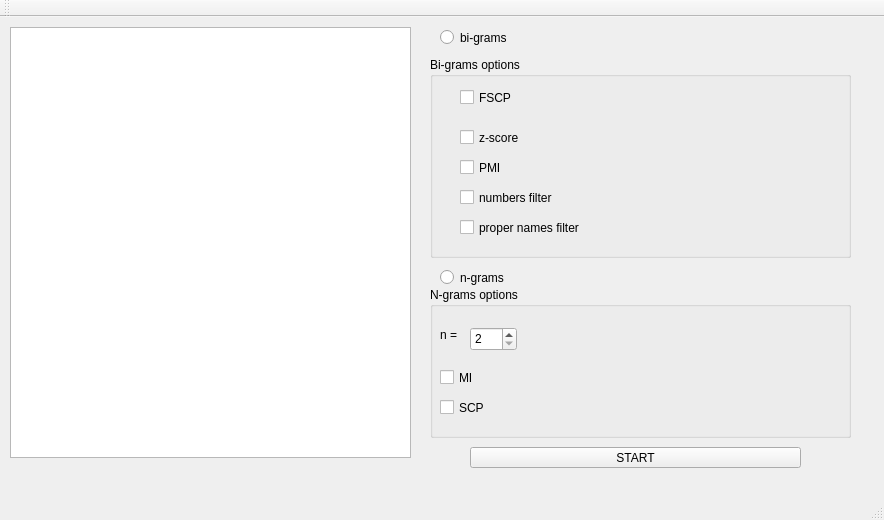
Above: mainwindow.ui from Refeel/WordsCollocations before the change. Below: the same form after it.
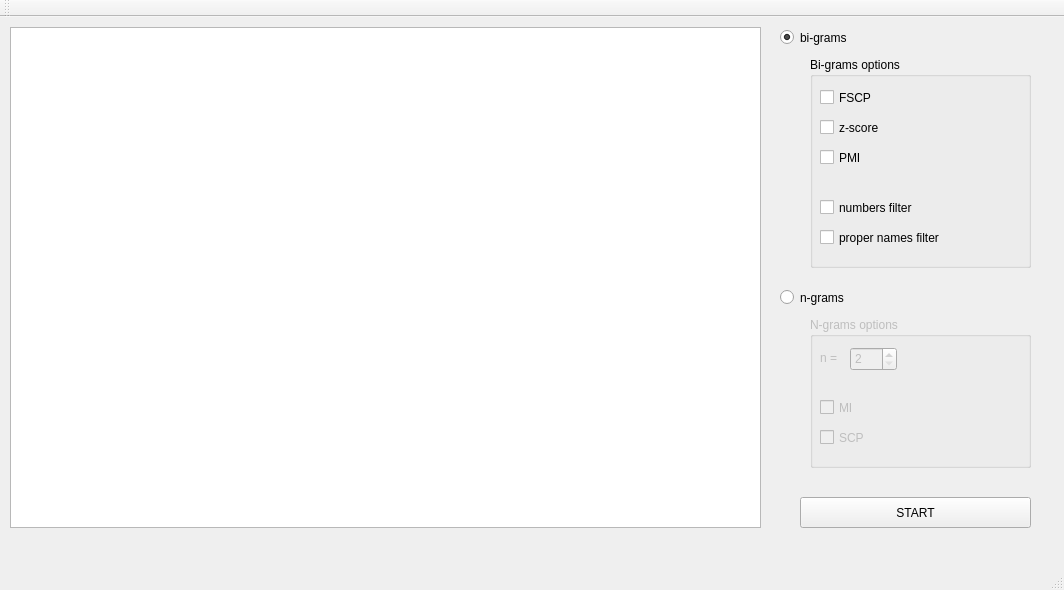
That is the form after the change.

```diff
--- a/mainwindow.ui
+++ b/mainwindow.ui
@@ -6,31 +6,21 @@
    <rect>
     <x>0</x>
     <y>0</y>
-    <width>884</width>
-    <height>520</height>
+    <width>1064</width>
+    <height>590</height>
    </rect>
   </property>
   <property name="windowTitle">
    <string>MainWindow</string>
   </property>
   <widget class="QWidget" name="centralWidget">
-   <widget class="QTableWidget" name="collTableWidget">
-    <property name="geometry">
-     <rect>
-      <x>10</x>
-      <y>10</y>
-      <width>401</width>
-      <height>431</height>
-     </rect>
-    </property>
-   </widget>
    <widget class="QGroupBox" name="bigramsGroupBox">
     <property name="geometry">
      <rect>
-      <x>430</x>
+      <x>810</x>
       <y>40</y>
-      <width>421</width>
-      <height>201</height>
+      <width>221</width>
+      <height>211</height>
      </rect>
     </property>
     <property name="title">
@@ -39,7 +29,7 @@
     <widget class="QCheckBox" name="FSCPCheckBox">
      <property name="geometry">
       <rect>
-       <x>30</x>
+       <x>10</x>
        <y>30</y>
        <width>85</width>
        <height>21</height>
@@ -52,8 +42,8 @@
     <widget class="QCheckBox" name="zscoreCheckBox">
      <property name="geometry">
       <rect>
-       <x>30</x>
-       <y>70</y>
+       <x>10</x>
+       <y>60</y>
        <width>85</width>
        <height>21</height>
       </rect>
@@ -65,8 +55,8 @@
     <widget class="QCheckBox" name="PMICheckBox">
      <property name="geometry">
       <rect>
-       <x>30</x>
-       <y>100</y>
+       <x>10</x>
+       <y>90</y>
        <width>85</width>
        <height>21</height>
       </rect>
@@ -78,8 +68,8 @@
     <widget class="QCheckBox" name="numFilterCheckBox">
      <property name="geometry">
       <rect>
-       <x>30</x>
-       <y>130</y>
+       <x>10</x>
+       <y>140</y>
        <width>111</width>
        <height>21</height>
       </rect>
@@ -91,8 +81,8 @@
     <widget class="QCheckBox" name="propNamesCheckBox">
      <property name="geometry">
       <rect>
-       <x>30</x>
-       <y>160</y>
+       <x>10</x>
+       <y>170</y>
        <width>141</width>
        <height>21</height>
       </rect>
@@ -105,7 +95,7 @@
    <widget class="QRadioButton" name="bigramsRadioButton">
     <property name="geometry">
      <rect>
-      <x>440</x>
+      <x>780</x>
       <y>10</y>
       <width>100</width>
       <height>21</height>
@@ -114,12 +104,15 @@
     <property name="text">
      <string>bi-grams</string>
     </property>
+    <property name="checked">
+     <bool>true</bool>
+    </property>
    </widget>
    <widget class="QRadioButton" name="ngramsRadioButton">
     <property name="geometry">
      <rect>
-      <x>440</x>
-      <y>250</y>
+      <x>780</x>
+      <y>270</y>
       <width>100</width>
       <height>21</height>
      </rect>
@@ -129,11 +122,14 @@
     </property>
    </widget>
    <widget class="QGroupBox" name="ngramsGroupBox">
+    <property name="enabled">
+     <bool>false</bool>
+    </property>
     <property name="geometry">
      <rect>
-      <x>430</x>
-      <y>270</y>
-      <width>421</width>
+      <x>810</x>
+      <y>300</y>
+      <width>221</width>
       <height>151</height>
      </rect>
     </property>
@@ -144,9 +140,9 @@
      <property name="geometry">
       <rect>
        <x>10</x>
-       <y>40</y>
+       <y>30</y>
        <width>57</width>
-       <height>15</height>
+       <height>21</height>
       </rect>
      </property>
      <property name="text">
@@ -157,7 +153,7 @@
      <property name="geometry">
       <rect>
        <x>40</x>
-       <y>40</y>
+       <y>30</y>
        <width>47</width>
        <height>24</height>
       </rect>
@@ -199,16 +195,26 @@
    <widget class="QPushButton" name="createCollPushButton">
     <property name="geometry">
      <rect>
-      <x>470</x>
-      <y>430</y>
-      <width>331</width>
-      <height>21</height>
+      <x>800</x>
+      <y>480</y>
+      <width>231</width>
+      <height>31</height>
      </rect>
     </property>
     <property name="text">
      <string>START</string>
     </property>
    </widget>
+   <widget class="QTableWidget" name="collTableWidget">
+    <property name="geometry">
+     <rect>
+      <x>10</x>
+      <y>10</y>
+      <width>751</width>
+      <height>501</height>
+     </rect>
+    </property>
+   </widget>
   </widget>
   <widget class="QMenuBar" name="menuBar">
    <property name="geometry">
```
Left out of the diff: 58 changed lines with no effect on the pictures.
